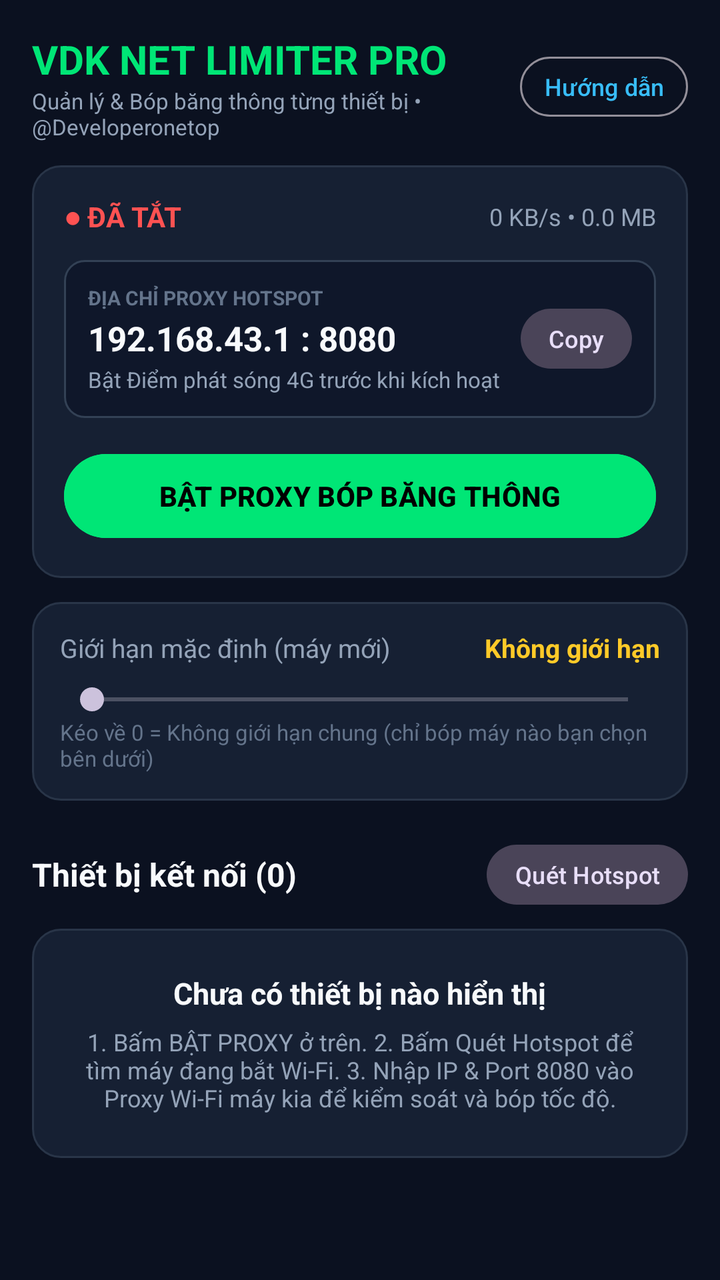
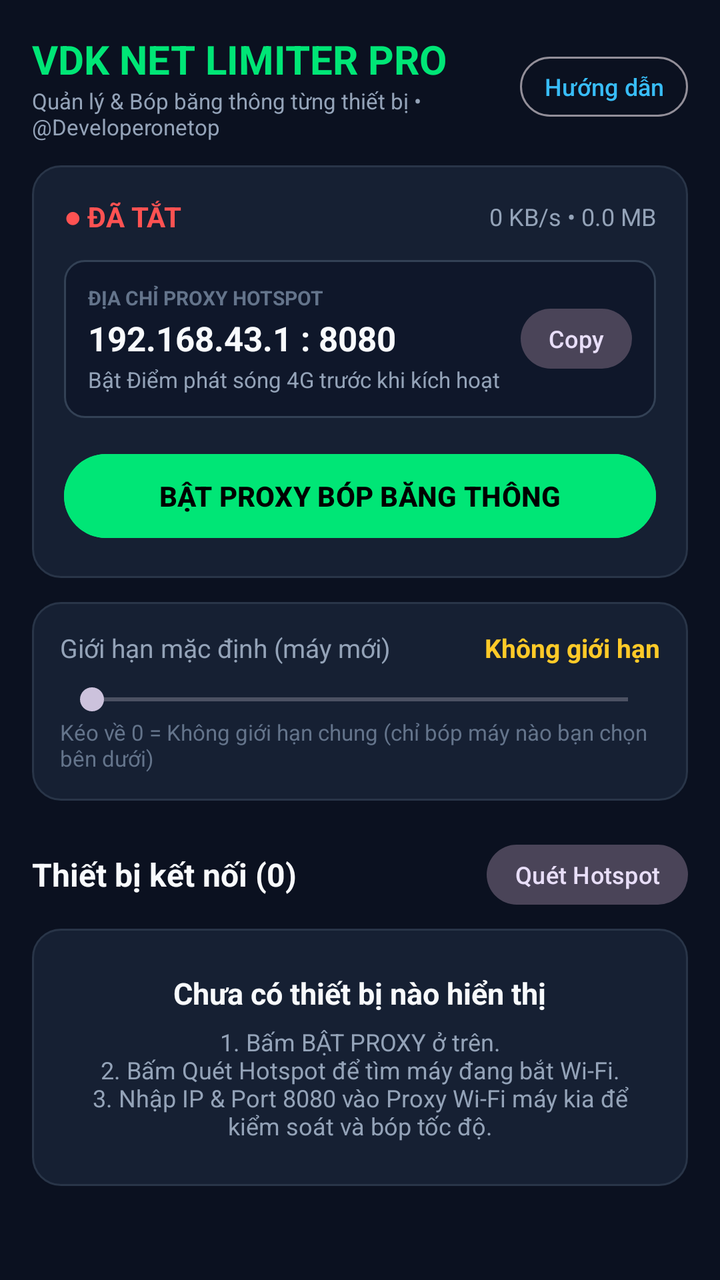

Screens rendered from an Android XML layout before and after an edit, with the pre-edit source and the edit as a unified diff.
<!-- AndroidManifest.xml: application theme Theme.VDKNetLimiter -->
<!-- res/layout/activity_main.xml -->
<?xml version="1.0" encoding="utf-8"?>
<androidx.core.widget.NestedScrollView xmlns:android="http://schemas.android.com/apk/res/android"
    android:layout_width="match_parent"
    android:layout_height="match_parent"
    android:background="@color/bg_dark"
    android:fillViewport="true">

    <LinearLayout
        android:layout_width="match_parent"
        android:layout_height="wrap_content"
        android:orientation="vertical"
        android:padding="16dp">

        
        <LinearLayout
            android:layout_width="match_parent"
            android:layout_height="wrap_content"
            android:gravity="center_vertical"
            android:orientation="horizontal"
            android:paddingBottom="12dp">

            <LinearLayout
                android:layout_width="0dp"
                android:layout_height="wrap_content"
                android:layout_weight="1"
                android:orientation="vertical">

                <TextView
                    android:layout_width="wrap_content"
                    android:layout_height="wrap_content"
                    android:text="VDK NET LIMITER PRO"
                    android:textColor="@color/accent_green"
                    android:textSize="20sp"
                    android:textStyle="bold" />

                <TextView
                    android:layout_width="wrap_content"
                    android:layout_height="wrap_content"
                    android:text="Quản lý &amp; Bóp băng thông từng thiết bị • @Developeronetop"
                    android:textColor="@color/text_secondary"
                    android:textSize="11sp" />
            </LinearLayout>

            <Button
                android:id="@+id/btnHelp"
                style="@style/Widget.Material3.Button.OutlinedButton"
                android:layout_width="wrap_content"
                android:layout_height="38dp"
                android:minWidth="0dp"
                android:paddingHorizontal="12dp"
                android:text="Hướng dẫn"
                android:textColor="@color/accent_blue"
                android:textSize="12sp" />
        </LinearLayout>

        
        <LinearLayout
            android:layout_width="match_parent"
            android:layout_height="wrap_content"
            android:background="@drawable/bg_card"
            android:orientation="vertical"
            android:padding="16dp">

            <LinearLayout
                android:layout_width="match_parent"
                android:layout_height="wrap_content"
                android:gravity="center_vertical"
                android:orientation="horizontal">

                <TextView
                    android:id="@+id/tvProxyStatus"
                    android:layout_width="0dp"
                    android:layout_height="wrap_content"
                    android:layout_weight="1"
                    android:text="● ĐÃ TẮT"
                    android:textColor="@color/accent_red"
                    android:textSize="14sp"
                    android:textStyle="bold" />

                <TextView
                    android:id="@+id/tvTotalStats"
                    android:layout_width="wrap_content"
                    android:layout_height="wrap_content"
                    android:text="0 KB/s • 0.0 MB"
                    android:textColor="@color/text_secondary"
                    android:textSize="12sp" />
            </LinearLayout>

            
            <LinearLayout
                android:layout_width="match_parent"
                android:layout_height="wrap_content"
                android:layout_marginTop="12dp"
                android:background="@drawable/bg_box_inner"
                android:gravity="center_vertical"
                android:orientation="horizontal"
                android:padding="12dp">

                <LinearLayout
                    android:layout_width="0dp"
                    android:layout_height="wrap_content"
                    android:layout_weight="1"
                    android:orientation="vertical">

                    <TextView
                        android:layout_width="wrap_content"
                        android:layout_height="wrap_content"
                        android:text="ĐỊA CHỈ PROXY HOTSPOT"
                        android:textColor="@color/text_muted"
                        android:textSize="10sp"
                        android:textStyle="bold" />

                    <TextView
                        android:id="@+id/tvProxyAddress"
                        android:layout_width="wrap_content"
                        android:layout_height="wrap_content"
                        android:layout_marginTop="2dp"
                        android:text="192.168.43.1 : 8080"
                        android:textColor="@color/text_primary"
                        android:textSize="17sp"
                        android:textStyle="bold" />

                    <TextView
                        android:id="@+id/tvAllIps"
                        android:layout_width="wrap_content"
                        android:layout_height="wrap_content"
                        android:layout_marginTop="2dp"
                        android:text="Bật Điểm phát sóng 4G trước khi kích hoạt"
                        android:textColor="@color/text_secondary"
                        android:textSize="11sp" />
                </LinearLayout>

                <Button
                    android:id="@+id/btnCopyIp"
                    style="@style/Widget.Material3.Button.TonalButton"
                    android:layout_width="wrap_content"
                    android:layout_height="38dp"
                    android:minWidth="0dp"
                    android:paddingHorizontal="14dp"
                    android:text="Copy"
                    android:textSize="12sp" />
            </LinearLayout>

            <Button
                android:id="@+id/btnToggleProxy"
                android:layout_width="match_parent"
                android:layout_height="50dp"
                android:layout_marginTop="14dp"
                android:backgroundTint="@color/accent_green"
                android:text="BẬT PROXY BÓP BĂNG THÔNG"
                android:textColor="#000000"
                android:textSize="14sp"
                android:textStyle="bold" />
        </LinearLayout>

        
        <LinearLayout
            android:layout_width="match_parent"
            android:layout_height="wrap_content"
            android:layout_marginTop="12dp"
            android:background="@drawable/bg_card"
            android:orientation="vertical"
            android:padding="14dp">

            <LinearLayout
                android:layout_width="match_parent"
                android:layout_height="wrap_content"
                android:gravity="center_vertical"
                android:orientation="horizontal">

                <TextView
                    android:layout_width="0dp"
                    android:layout_height="wrap_content"
                    android:layout_weight="1"
                    android:text="Giới hạn mặc định (máy mới)"
                    android:textColor="@color/text_secondary"
                    android:textSize="13sp" />

                <TextView
                    android:id="@+id/tvGlobalLimitValue"
                    android:layout_width="wrap_content"
                    android:layout_height="wrap_content"
                    android:text="Không giới hạn"
                    android:textColor="@color/accent_amber"
                    android:textSize="13sp"
                    android:textStyle="bold" />
            </LinearLayout>

            <SeekBar
                android:id="@+id/seekGlobalLimit"
                android:layout_width="match_parent"
                android:layout_height="wrap_content"
                android:layout_marginTop="8dp"
                android:max="2000"
                android:progress="0" />

            <TextView
                android:layout_width="match_parent"
                android:layout_height="wrap_content"
                android:text="Kéo về 0 = Không giới hạn chung (chỉ bóp máy nào bạn chọn bên dưới)"
                android:textColor="@color/text_muted"
                android:textSize="11sp" />
        </LinearLayout>

        
        <LinearLayout
            android:layout_width="match_parent"
            android:layout_height="wrap_content"
            android:layout_marginTop="18dp"
            android:layout_marginBottom="8dp"
            android:gravity="center_vertical"
            android:orientation="horizontal">

            <TextView
                android:id="@+id/tvDevicesTitle"
                android:layout_width="0dp"
                android:layout_height="wrap_content"
                android:layout_weight="1"
                android:text="Thiết bị kết nối (0)"
                android:textColor="@color/text_primary"
                android:textSize="16sp"
                android:textStyle="bold" />

            <Button
                android:id="@+id/btnScanDevices"
                style="@style/Widget.Material3.Button.TonalButton"
                android:layout_width="wrap_content"
                android:layout_height="38dp"
                android:minWidth="0dp"
                android:paddingHorizontal="14dp"
                android:text="Quét Hotspot"
                android:textSize="12sp" />
        </LinearLayout>

        
        <LinearLayout
            android:id="@+id/layoutEmpty"
            android:layout_width="match_parent"
            android:layout_height="wrap_content"
            android:background="@drawable/bg_card"
            android:gravity="center"
            android:orientation="vertical"
            android:padding="22dp">

            <TextView
                android:layout_width="wrap_content"
                android:layout_height="wrap_content"
                android:text="Chưa có thiết bị nào hiển thị"
                android:textColor="@color/text_primary"
                android:textSize="15sp"
                android:textStyle="bold" />

            <TextView
                android:layout_width="match_parent"
                android:layout_height="wrap_content"
                android:layout_marginTop="6dp"
                android:gravity="center"
                android:text="1. Bấm BẬT PROXY ở trên.
2. Bấm Quét Hotspot để tìm máy đang bắt Wi-Fi.
3. Nhập IP &amp; Port 8080 vào Proxy Wi-Fi máy kia để kiểm soát và bóp tốc độ."
                android:textColor="@color/text_secondary"
                android:textSize="12sp" />
        </LinearLayout>

        
        <androidx.recyclerview.widget.RecyclerView
            android:id="@+id/rvDevices"
            android:layout_width="match_parent"
            android:layout_height="wrap_content"
            android:nestedScrollingEnabled="false" />

    </LinearLayout>
</androidx.core.widget.NestedScrollView>
<!-- resources referenced by this layout -->
<resources>
  <color name="accent_amber">#FFCA28</color>
  <color name="accent_blue">#38BDF8</color>
  <color name="accent_green">#00E676</color>
  <color name="accent_red">#FF5252</color>
  <color name="bg_dark">#0B1120</color>
  <color name="text_muted">#64748B</color>
  <color name="text_primary">#F8FAFC</color>
  <color name="text_secondary">#94A3B8</color>
  <!-- drawable bg_box_inner (drawable) -->
  <?xml version="1.0" encoding="utf-8"?>
  <shape xmlns:android="http://schemas.android.com/apk/res/android">
      <solid android:color="#0F172A" />
      <corners android:radius="10dp" />
      <stroke android:width="1dp" android:color="#334155" />
  </shape>
  <!-- drawable bg_card (drawable) -->
  <?xml version="1.0" encoding="utf-8"?>
  <shape xmlns:android="http://schemas.android.com/apk/res/android">
      <solid android:color="@color/bg_card" />
      <corners android:radius="14dp" />
      <stroke android:width="1dp" android:color="@color/stroke_subtle" />
  </shape>
  <style name="Theme.VDKNetLimiter" parent="Theme.Material3.Dark.NoActionBar">
          <item name="colorPrimary">@color/accent_green</item>
          <item name="colorOnPrimary">#000000</item>
          <item name="colorSurface">@color/bg_card</item>
          <item name="android:windowBackground">@color/bg_dark</item>
          <item name="android:statusBarColor">@color/bg_dark</item>
          <item name="android:navigationBarColor">@color/bg_dark</item>
      </style>
  <color name="bg_card">#162033</color>
  <color name="stroke_subtle">#293548</color>
</resources>

<!-- the commit's change to res/layout/activity_main.xml (unified diff, before → after) -->
@@ -47,7 +47,8 @@
                 android:layout_width="wrap_content"
                 android:layout_height="38dp"
                 android:minWidth="0dp"
-                android:paddingHorizontal="12dp"
+                android:paddingStart="12dp"
+                android:paddingEnd="12dp"
                 android:text="Hướng dẫn"
                 android:textColor="@color/accent_blue"
                 android:textSize="12sp" />
@@ -136,7 +137,8 @@
                     android:layout_width="wrap_content"
                     android:layout_height="38dp"
                     android:minWidth="0dp"
-                    android:paddingHorizontal="14dp"
+                    android:paddingStart="14dp"
+                    android:paddingEnd="14dp"
                     android:text="Copy"
                     android:textSize="12sp" />
             </LinearLayout>
@@ -227,7 +229,8 @@
                 android:layout_width="wrap_content"
                 android:layout_height="38dp"
                 android:minWidth="0dp"
-                android:paddingHorizontal="14dp"
+                android:paddingStart="14dp"
+                android:paddingEnd="14dp"
                 android:text="Quét Hotspot"
                 android:textSize="12sp" />
         </LinearLayout>
@@ -255,9 +258,7 @@
                 android:layout_height="wrap_content"
                 android:layout_marginTop="6dp"
                 android:gravity="center"
-                android:text="1. Bấm BẬT PROXY ở trên.
-2. Bấm Quét Hotspot để tìm máy đang bắt Wi-Fi.
-3. Nhập IP &amp; Port 8080 vào Proxy Wi-Fi máy kia để kiểm soát và bóp tốc độ."
+                android:text="1. Bấm BẬT PROXY ở trên.\n2. Bấm Quét Hotspot để tìm máy đang bắt Wi-Fi.\n3. Nhập IP &amp; Port 8080 vào Proxy Wi-Fi máy kia để kiểm soát và bóp tốc độ."
                 android:textColor="@color/text_secondary"
                 android:textSize="12sp" />
         </LinearLayout>
